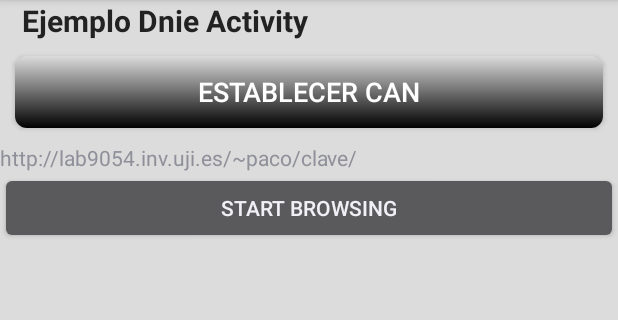
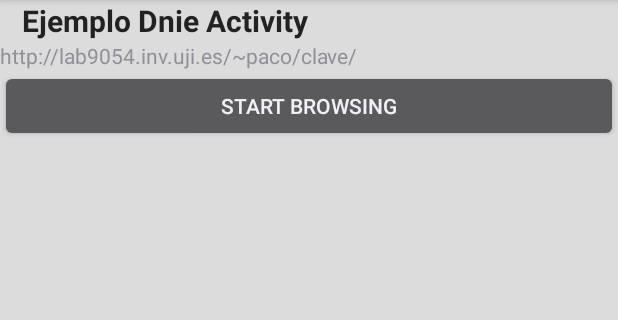
Before and after one commit to jordiortizlab/eu_leps_eIDASbrowser, an Android app: the screen it shows after launch (SampleActivity_2), on a phone screen of 412 x 824 dp, the part 84-404 px from its top. Run offline under Robolectric (Android 15) with nearby library versions, the phone set to English and light mode, and no system bars; libraries missing offline, so code that uses them is left out: es.gob.fnmt, es.gob.jmulticard; 4 statements that could not run were skipped.

Commit message:
Remove setCan Button

```diff
--- a/app/src/main/java/com/fnmt/sample_dnie_app/SampleActivity_2.java
+++ b/app/src/main/java/com/fnmt/sample_dnie_app/SampleActivity_2.java
@@ -64,7 +64,6 @@ public class SampleActivity_2 extends Activity {
 
     TextView baseInfo = null;
     TextView resultInfo = null;
-    private Button setCan = null;
     private Button startBrowsingButton = null;
     TextView urlTextView = null;
     LinearLayout subContainerLL = null;
@@ -81,7 +80,6 @@ public class SampleActivity_2 extends Activity {
 
         baseInfo = (TextView) this.findViewById(R.id.base_info);
         resultInfo = (TextView) this.findViewById(R.id.result_info);
-        setCan = (Button) findViewById(R.id.can_button);
         startBrowsingButton = (Button) findViewById(R.id.browser_button);
         urlTextView = (TextView) findViewById(R.id.urlTextView);
         subContainerLL = (LinearLayout) findViewById(R.id.sub_container);
@@ -90,7 +88,6 @@ public class SampleActivity_2 extends Activity {
 
         urlTextView.setText("http://lab9054.inv.uji.es/~paco/clave/");
 
-        setCan.setVisibility(VISIBLE);
 
         NFCCommunicationFragment.setTextColor(Color.WHITE);
         NetworkCommunicationFragment.setTextColor(Color.WHITE);
--- a/app/src/main/res/layout/sample_activity.xml
+++ b/app/src/main/res/layout/sample_activity.xml
@@ -34,20 +34,6 @@
             android:layout_margin="5dp"
             android:text="Resultado"
             android:textColor="@color/TextColor"
-            android:textSize="18sp"
-            android:visibility="gone" />
-
-        <Button
-            android:id="@+id/can_button"
-            android:layout_width="match_parent"
-            android:layout_height="wrap_content"
-            android:layout_gravity="center"
-            android:layout_margin="10dp"
-            android:background="@drawable/button_shape"
-            android:clickable="true"
-            android:padding="5dp"
-            android:text="Establecer can"
-            android:textColor="@color/PureWhite"
             android:textSize="18sp"
             android:visibility="gone" />
 
```
